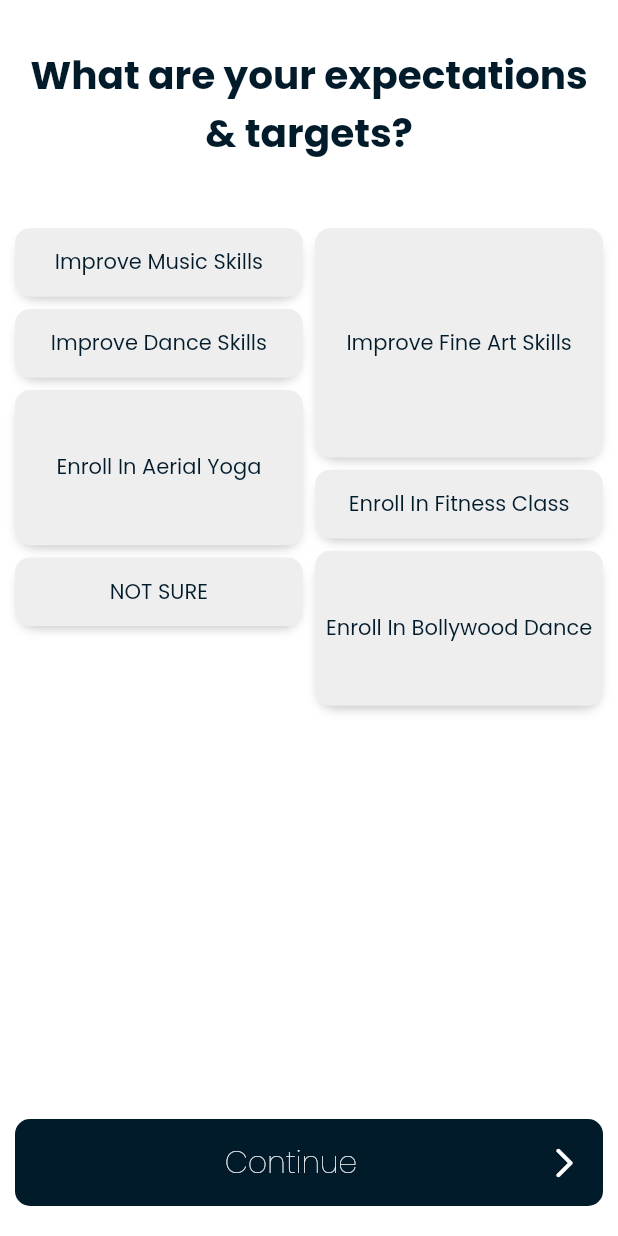
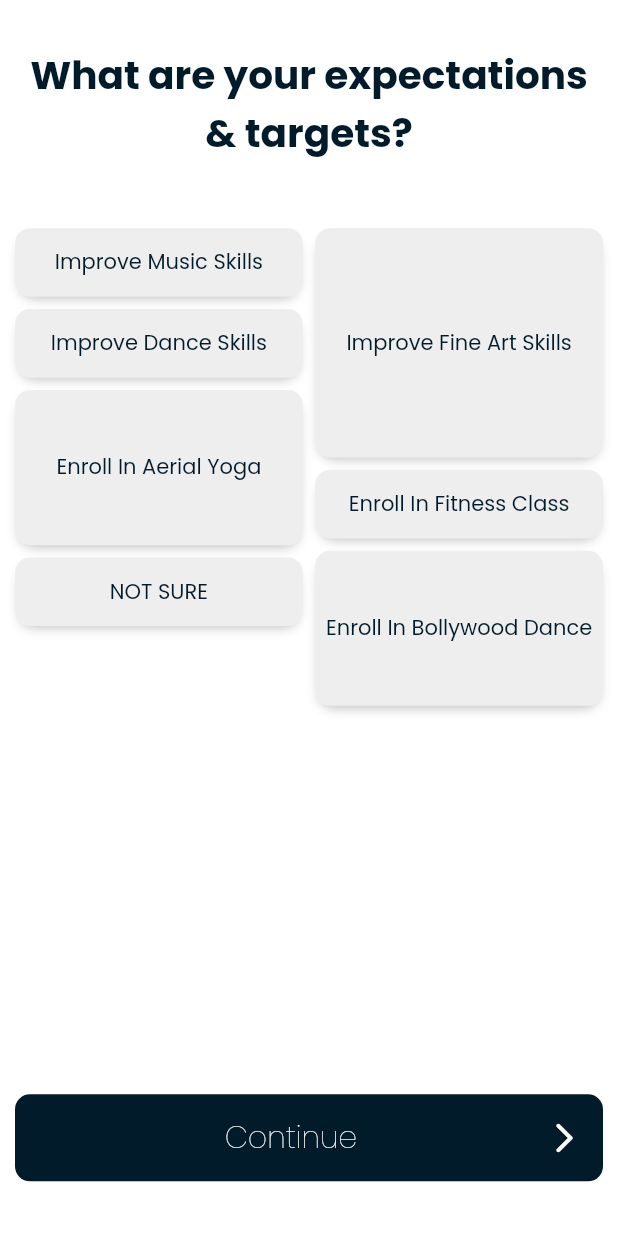
Before and after one commit to ibukunoluwanap/naurs_app, a Flutter app: the Expectation screen opened by its route, on a phone screen of 412 x 824 dp. Run offline on Flutter 3.47's test engine with Material 2 defaults, Android fonts, the phone set to English and light mode, and no system bars; our stand-ins replace another_flushbar, badges, blurrycontainer, flutter_slidable, font_awesome_flutter, google_fonts and 2 more; missing offline and left inert: blur_bottom_bar.

```diff
--- a/lib/app.dart
+++ b/lib/app.dart
@@ -22,7 +22,7 @@ class App extends StatelessWidget {
           colorScheme: ColorScheme.fromSwatch().copyWith(secondary: primary),
           textTheme: GoogleFonts.poppinsTextTheme(Theme.of(context).textTheme)),
       home: _defaultHome,
-      // initialRoute: "home",
+      initialRoute: "home",
       routes: {
         "login": (_) => const Login(),
         "register": (_) => const Register(),
--- /dev/null
+++ b/lib/models/expectation_choice.dart
@@ -0,0 +1,6 @@
+class ExpectationChoice {
+  String choice;
+  bool isSelected;
+
+  ExpectationChoice({required this.choice, this.isSelected = false});
+}
--- a/lib/screens/authentication/register/expectation.dart
+++ b/lib/screens/authentication/register/expectation.dart
@@ -1,5 +1,6 @@
 import 'package:flutter/material.dart';
 import 'package:flutter/services.dart';
+import 'package:naurs/models/expectation_choice.dart';
 import 'package:naurs/utils/colors.dart';
 import 'package:naurs/widgets/alert/alert.dart';
 import 'package:naurs/widgets/button/button.dart';
@@ -13,21 +14,24 @@ class Expectation extends StatefulWidget {
 
 class _ExpectationState extends State<Expectation> {
   String myChoice = "";
-  List<Choices> choiceList = <Choices>[];
+  List<ExpectationChoice> choiceList = <ExpectationChoice>[];
 
   @override
   void initState() {
     super.initState();
-    choiceList.add(Choices(choice: "NOT SURE", isSelected: false));
-    choiceList.add(Choices(choice: "Improve Music Skills", isSelected: false));
-    choiceList.add(Choices(choice: "Improve Dance Skills", isSelected: false));
-    choiceList.add(Choices(choice: "Enroll In Aerial Yoga", isSelected: false));
-    choiceList
-        .add(Choices(choice: "Improve Fine Art Skills", isSelected: false));
-    choiceList
-        .add(Choices(choice: "Enroll In Fitness Class", isSelected: false));
-    choiceList
-        .add(Choices(choice: "Enroll In Bollywood Dance", isSelected: false));
+    choiceList.add(ExpectationChoice(choice: "NOT SURE", isSelected: false));
+    choiceList.add(
+        ExpectationChoice(choice: "Improve Music Skills", isSelected: false));
+    choiceList.add(
+        ExpectationChoice(choice: "Improve Dance Skills", isSelected: false));
+    choiceList.add(
+        ExpectationChoice(choice: "Enroll In Aerial Yoga", isSelected: false));
+    choiceList.add(ExpectationChoice(
+        choice: "Improve Fine Art Skills", isSelected: false));
+    choiceList.add(ExpectationChoice(
+        choice: "Enroll In Fitness Class", isSelected: false));
+    choiceList.add(ExpectationChoice(
+        choice: "Enroll In Bollywood Dance", isSelected: false));
   }
 
   @override
@@ -380,7 +384,8 @@ class _ExpectationState extends State<Expectation> {
                 Expanded(
                   child: Align(
                     alignment: Alignment.bottomCenter,
-                    child: Padding(
+                    child: Container(
+                      margin: EdgeInsets.only(bottom: (dHeight / 100) * 2),
                       padding: const EdgeInsets.symmetric(
                           vertical: 20.0, horizontal: 10.0),
                       child: button(
@@ -408,10 +413,3 @@ class _ExpectationState extends State<Expectation> {
 
   bool isValidated() => myChoice.isEmpty ? false : true;
 }
-
-class Choices {
-  String choice;
-  bool isSelected;
-
-  Choices({required this.choice, this.isSelected = false});
-}
```
Also changed, not shown: assets/logo/icon_logo.png, 20 other files.
